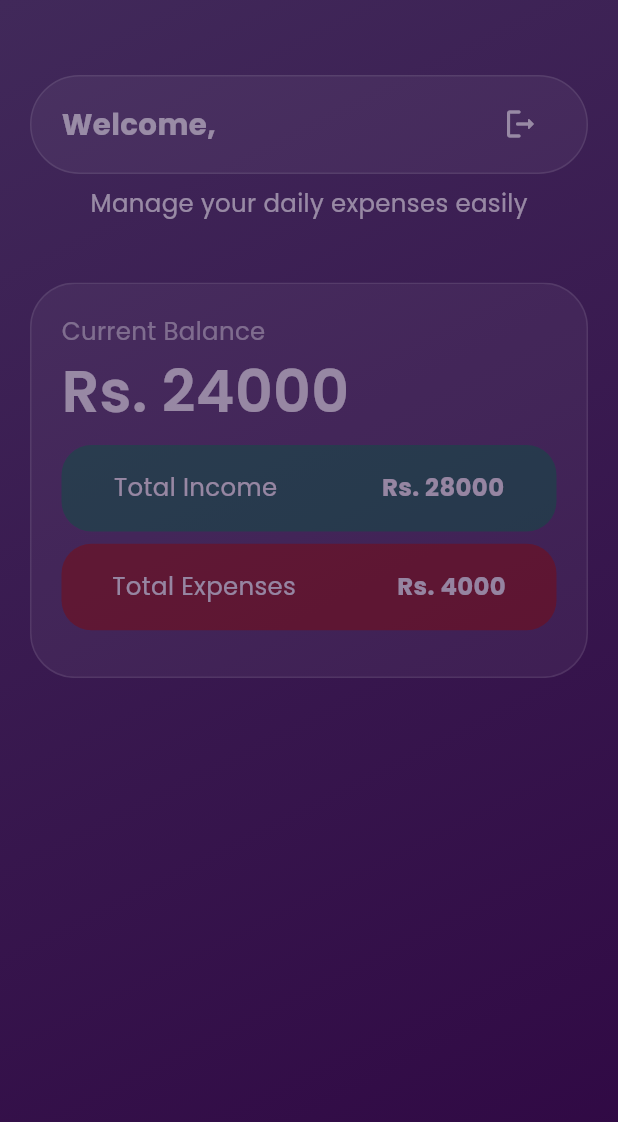
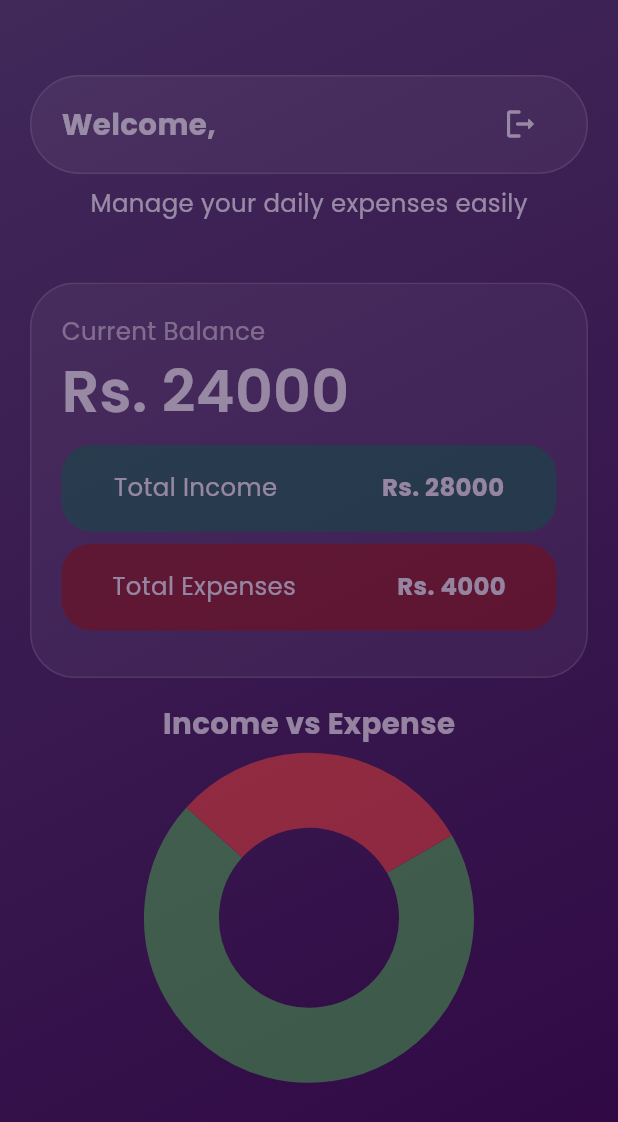
Before and after one commit to AleeXraxa/Balancio-Pro, a Flutter app: the Dashboard screen opened directly, on a phone screen of 412 x 824 dp. Shown: the top 1122 px of the screen. Run offline on Flutter 3.47's test engine with Material 3 defaults, Android fonts, the light colour scheme and no system bars; drawn by our look-alikes of fl_chart; our stand-ins replace cloud_firestore, dropdown_button2, firebase_auth, firebase_core, flutter_screenutil, flutter_spinkit and 4 more; accounts and stored records are empty.

Commit message:
pie chart added

```diff
--- /dev/null
+++ b/lib/custom widgets/chart.dart
@@ -0,0 +1,66 @@
+import 'package:fl_chart/fl_chart.dart';
+import 'package:flutter/material.dart';
+import 'package:flutter_screenutil/flutter_screenutil.dart';
+
+class CustomChart extends StatefulWidget {
+  final double income;
+  final double expense;
+
+  const CustomChart({
+    required this.income,
+    required this.expense,
+    super.key,
+  });
+
+  @override
+  State<CustomChart> createState() => _CustomChartState();
+}
+
+class _CustomChartState extends State<CustomChart> {
+  late double incomePerc;
+  late double expensePerc;
+  @override
+  void initState() {
+    double total = widget.income - widget.expense;
+    double incomePerc = (widget.income / total * 100);
+    double expensePerc = (widget.expense / total * 100);
+    super.initState();
+  }
+
+  @override
+  Widget build(BuildContext context) {
+    return Column(
+      children: [
+        Stack(
+          alignment: Alignment.center,
+          children: [
+            Container(
+              width: double.infinity,
+              height: 0.2.sh,
+              child: PieChart(
+                PieChartData(
+                    centerSpaceRadius: 60,
+                    sectionsSpace: 0,
+                    startDegreeOffset: -30,
+                    sections: [
+                      PieChartSectionData(
+                        value: widget.income,
+                        color: Colors.green,
+                        radius: 50,
+                        showTitle: false,
+                      ),
+                      PieChartSectionData(
+                        value: widget.expense,
+                        color: Colors.red,
+                        radius: 50,
+                        showTitle: false,
+                      ),
+                    ]),
+              ),
+            ),
+          ],
+        ),
+      ],
+    );
+  }
+}
--- a/lib/views/dashboard.dart
+++ b/lib/views/dashboard.dart
@@ -2,6 +2,7 @@ import 'dart:ui';
 
 import 'package:balancio_pro/constants/colors.dart';
 import 'package:balancio_pro/controllers/auth_controller.dart';
+import 'package:balancio_pro/custom%20widgets/chart.dart';
 import 'package:balancio_pro/custom%20widgets/container.dart';
 import 'package:flutter/material.dart';
 import 'package:flutter_screenutil/flutter_screenutil.dart';
@@ -160,6 +161,17 @@ class _DashboardState extends State<Dashboard>
                       ),
                     ),
                   ),
+                  SizedBox(height: 0.02.sh),
+                  Text(
+                    'Income vs Expense',
+                    style: TextStyle(
+                      color: Colors.white,
+                      fontSize: 60.sp,
+                      fontWeight: FontWeight.w700,
+                    ),
+                  ),
+                  SizedBox(height: 0.04.sh),
+                  CustomChart(income: 28000, expense: 12000),
                 ],
               ),
             ),
--- a/pubspec.yaml
+++ b/pubspec.yaml
@@ -47,6 +47,7 @@ dependencies:
   flutter_spinkit: ^5.2.1
   google_sign_in:
   dropdown_button2: ^2.3.8
+  fl_chart: ^0.64.0
 
 dev_dependencies:
   flutter_test:
```
Also changed, not shown: pubspec.lock.
